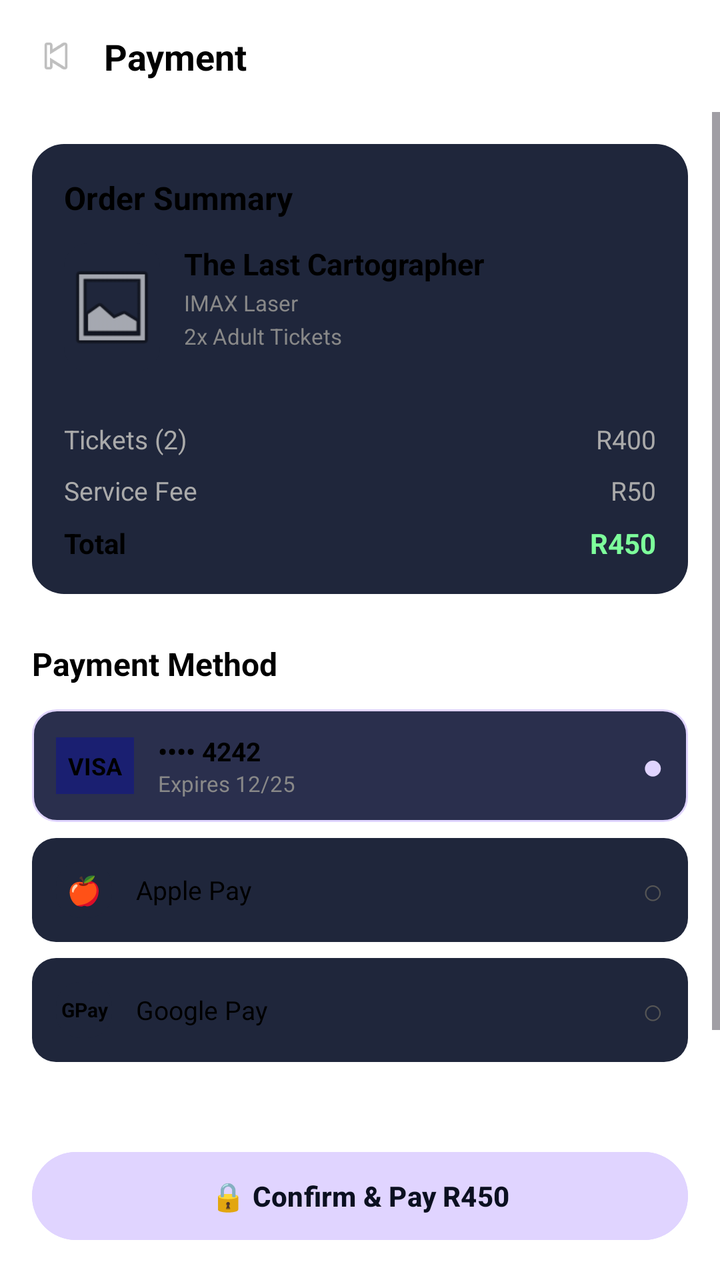
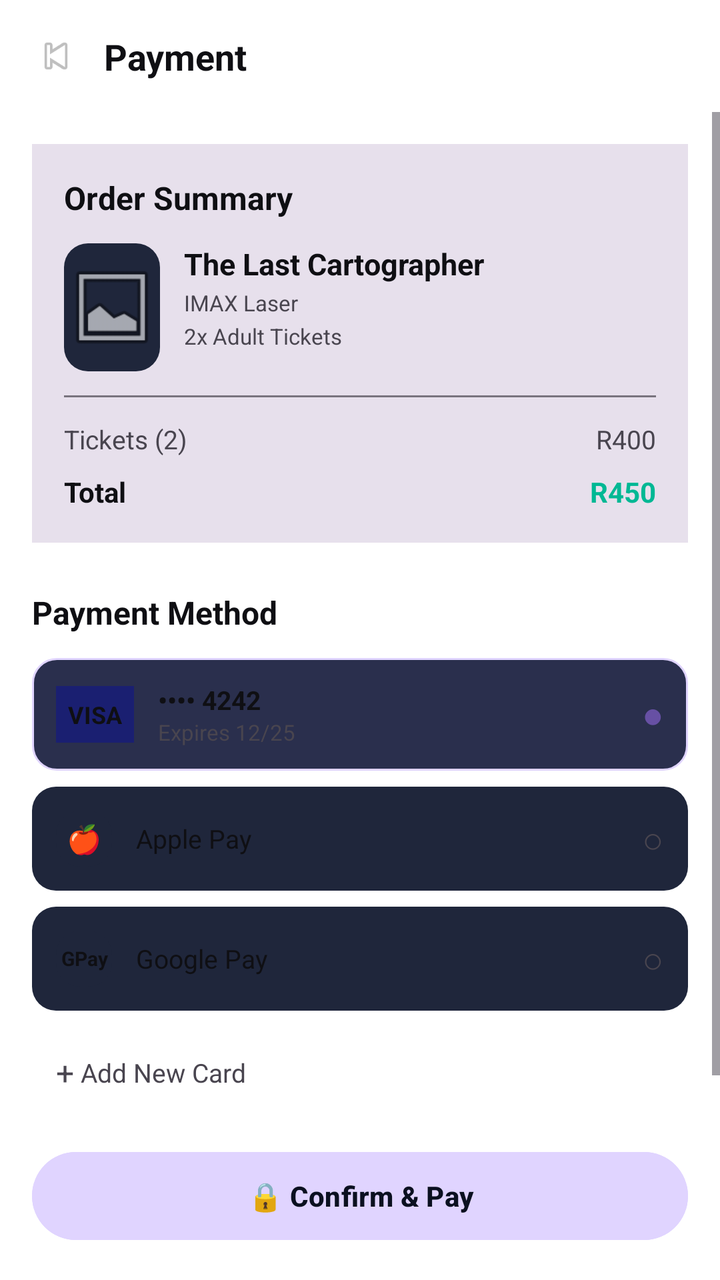

Screens rendered from an Android XML layout before and after an edit, with the pre-edit source and the edit as a unified diff.
<!-- AndroidManifest.xml: application theme Theme.CineMap -->
<!-- res/layout/activity_payment.xml -->
<?xml version="1.0" encoding="utf-8"?>
<LinearLayout xmlns:android="http://schemas.android.com/apk/res/android"
    android:layout_width="match_parent"
    android:layout_height="match_parent"
    android:orientation="vertical"
    android:background="?attr/colorOnBackground">

    
    <LinearLayout
        android:layout_width="match_parent"
        android:layout_height="56dp"
        android:orientation="horizontal"
        android:gravity="center_vertical"
        android:padding="16dp">

        <ImageView android:id="@+id/btnBack" android:layout_width="24dp" android:layout_height="24dp" android:src="@android:drawable/ic_media_previous"/>
        <TextView android:text="Payment" android:textColor="?attr/colorText" android:textSize="18sp" android:textStyle="bold" android:layout_marginStart="12dp" android:layout_width="wrap_content" android:layout_height="wrap_content"/>
    </LinearLayout>

    <ScrollView android:layout_width="match_parent" android:layout_height="0dp" android:layout_weight="1">
        <LinearLayout android:layout_width="match_parent" android:layout_height="wrap_content" android:orientation="vertical" android:padding="16dp">

            
            <LinearLayout
                android:layout_width="match_parent"
                android:layout_height="wrap_content"
                android:orientation="vertical"
                android:background="@drawable/bg_card_rounded"
                android:padding="16dp">

                <TextView android:text="Order Summary" android:textColor="?attr/colorText" android:textStyle="bold" android:textSize="16sp" android:layout_width="wrap_content" android:layout_height="wrap_content"/>

                <LinearLayout android:layout_width="match_parent" android:layout_height="wrap_content" android:orientation="horizontal" android:layout_marginTop="12dp">
                    <ImageView android:layout_width="48dp" android:layout_height="64dp" android:src="@android:drawable/ic_menu_gallery" android:background="@drawable/bg_input_rounded"/>
                    <LinearLayout android:layout_width="match_parent" android:layout_height="wrap_content" android:orientation="vertical" android:layout_marginStart="12dp">
                        <TextView android:id="@+id/tvMovieTitle" android:text="The Last Cartographer" android:textColor="?attr/colorText" android:textStyle="bold" android:textSize="15sp" android:layout_width="wrap_content" android:layout_height="wrap_content"/>
                        <TextView android:id="@+id/tvFormat" android:text="IMAX Laser" android:textColor="#888888" android:textSize="11sp" android:layout_marginTop="2dp" android:layout_width="wrap_content" android:layout_height="wrap_content"/>
                        <TextView android:id="@+id/tvSeatsInfo" android:text="2x Adult Tickets" android:textColor="#888888" android:textSize="11sp" android:layout_marginTop="2dp" android:layout_width="wrap_content" android:layout_height="wrap_content"/>
                    </LinearLayout>
                </LinearLayout>

                <View android:layout_width="match_parent" android:layout_height="1dp" android:background="#1F263B" android:layout_marginTop="12dp" android:layout_marginBottom="12dp"/>

                <LinearLayout android:layout_width="match_parent" android:layout_height="wrap_content" android:orientation="horizontal">
                    <TextView android:id="@+id/tvTicketsLabel" android:text="Tickets (2)" android:textColor="#AAAAAA" android:textSize="13sp" android:layout_weight="1" android:layout_width="0dp" android:layout_height="wrap_content"/>
                    <TextView android:id="@+id/tvSubtotal" android:text="R400" android:textColor="#AAAAAA" android:textSize="13sp" android:layout_width="wrap_content" android:layout_height="wrap_content"/>
                </LinearLayout>

                <LinearLayout android:layout_width="match_parent" android:layout_height="wrap_content" android:orientation="horizontal" android:layout_marginTop="8dp">
                    <TextView android:text="Service Fee" android:textColor="#AAAAAA" android:textSize="13sp" android:layout_weight="1" android:layout_width="0dp" android:layout_height="wrap_content"/>
                    <TextView android:text="R50" android:textColor="#AAAAAA" android:textSize="13sp" android:layout_width="wrap_content" android:layout_height="wrap_content"/>
                </LinearLayout>

                <LinearLayout android:layout_width="match_parent" android:layout_height="wrap_content" android:orientation="horizontal" android:layout_marginTop="8dp">
                    <TextView android:text="Total" android:textColor="?attr/colorText" android:textStyle="bold" android:textSize="14sp" android:layout_weight="1" android:layout_width="0dp" android:layout_height="wrap_content"/>
                    <TextView android:id="@+id/tvTotal" android:text="R450" android:textColor="#7DFF9B" android:textStyle="bold" android:textSize="14sp" android:layout_width="wrap_content" android:layout_height="wrap_content"/>
                </LinearLayout>
            </LinearLayout>

            
            <TextView android:text="Payment Method" android:textColor="?attr/colorText" android:textStyle="bold" android:textSize="16sp" android:layout_marginTop="24dp" android:layout_width="wrap_content" android:layout_height="wrap_content"/>

            <LinearLayout android:id="@+id/cardVisa" android:layout_width="match_parent" android:layout_height="wrap_content" android:orientation="horizontal" android:background="@drawable/bg_payment_selected" android:padding="12dp" android:layout_marginTop="12dp" android:gravity="center_vertical">
                <TextView android:text="VISA" android:textColor="?attr/colorText" android:textStyle="bold" android:textSize="12sp" android:background="#1A1F71" android:padding="6dp" android:layout_width="wrap_content" android:layout_height="wrap_content"/>
                <LinearLayout android:layout_width="0dp" android:layout_weight="1" android:layout_height="wrap_content" android:orientation="vertical" android:layout_marginStart="12dp">
                    <TextView android:text="•••• 4242" android:textColor="?attr/colorText" android:textSize="13sp" android:textStyle="bold" android:layout_width="wrap_content" android:layout_height="wrap_content"/>
                    <TextView android:text="Expires 12/25" android:textColor="#888888" android:textSize="11sp" android:layout_width="wrap_content" android:layout_height="wrap_content"/>
                </LinearLayout>
                <TextView android:id="@+id/checkVisa" android:text="●" android:textColor="#E0D4FF" android:textSize="18sp" android:layout_width="wrap_content" android:layout_height="wrap_content"/>
            </LinearLayout>

            <LinearLayout android:id="@+id/cardApple" android:layout_width="match_parent" android:layout_height="wrap_content" android:orientation="horizontal" android:background="@drawable/bg_payment_unselected" android:padding="12dp" android:layout_marginTop="8dp" android:gravity="center_vertical">
                <TextView android:text="🍎" android:layout_width="28dp" android:layout_height="28dp" android:gravity="center" android:background="@drawable/bg_circle_icon" android:layout_marginEnd="0dp"/>
                <TextView android:text="Apple Pay" android:textColor="?attr/colorText" android:textSize="13sp" android:layout_weight="1" android:layout_width="0dp" android:layout_height="wrap_content" android:layout_marginStart="12dp"/>
                <TextView android:id="@+id/checkApple" android:text="○" android:textColor="#555555" android:textSize="18sp" android:layout_width="wrap_content" android:layout_height="wrap_content"/>
            </LinearLayout>

            <LinearLayout android:id="@+id/cardGoogle" android:layout_width="match_parent" android:layout_height="wrap_content" android:orientation="horizontal" android:background="@drawable/bg_payment_unselected" android:padding="12dp" android:layout_marginTop="8dp" android:gravity="center_vertical">
                <TextView android:text="GPay" android:textColor="?attr/colorText" android:textStyle="bold" android:textSize="10sp" android:layout_width="28dp" android:layout_height="28dp" android:gravity="center" android:background="@drawable/bg_circle_icon"/>
                <TextView android:text="Google Pay" android:textColor="?attr/colorText" android:textSize="13sp" android:layout_weight="1" android:layout_width="0dp" android:layout_height="wrap_content" android:layout_marginStart="12dp"/>
                <TextView android:id="@+id/checkGoogle" android:text="○" android:textColor="#555555" android:textSize="18sp" android:layout_width="wrap_content" android:layout_height="wrap_content"/>
            </LinearLayout>

            <LinearLayout android:id="@+id/btnAddCard" android:layout_width="match_parent" android:layout_height="wrap_content" android:orientation="horizontal" android:padding="12dp" android:layout_marginTop="8dp" android:gravity="center_vertical">
                <TextView android:text="+" android:textColor="#888888" android:textSize="16sp" android:layout_width="wrap_content" android:layout_height="wrap_content"/>
                <TextView android:text=" Add New Card" android:textColor="#888888" android:textSize="13sp" android:layout_width="wrap_content" android:layout_height="wrap_content"/>
            </LinearLayout>
        </LinearLayout>
    </ScrollView>

    
    <LinearLayout android:layout_width="match_parent" android:layout_height="wrap_content" android:background="?attr/colorOnBackground" android:padding="16dp">
        <Button
            android:id="@+id/btnConfirmPay"
            android:layout_width="match_parent"
            android:layout_height="52dp"
            android:text="🔒 Confirm &amp; Pay R450"
            android:backgroundTint="#E0D4FF"
            android:textColor="#0B1020"
            android:textStyle="bold"/>
    </LinearLayout>
</LinearLayout>
<!-- resources referenced by this layout -->
<resources>
  <!-- drawable bg_card_rounded (drawable) -->
  <?xml version="1.0" encoding="utf-8"?>
  <shape xmlns:android="http://schemas.android.com/apk/res/android">
      <solid android:color="#1F263B"/>
      <corners android:radius="16dp"/>
  </shape>
  <!-- drawable bg_circle_icon (drawable) -->
  <?xml version="1.0" encoding="utf-8"?>
  <shape xmlns:android="http://schemas.android.com/apk/res/android">
      <solid android:color="#1F263B"/>
      <corners android:radius="12dp"/>
  </shape>
  <!-- drawable bg_input_rounded (drawable) -->
  <?xml version="1.0" encoding="utf-8"?>
  <shape xmlns:android="http://schemas.android.com/apk/res/android">
      <solid android:color="#1F263B"/>
      <corners android:radius="12dp"/>
  </shape>
  <!-- drawable bg_payment_selected (drawable) -->
  <?xml version="1.0" encoding="utf-8"?>
  <shape xmlns:android="http://schemas.android.com/apk/res/android"><solid android:color="#2A2F4D"/><corners android:radius="12dp"/><stroke android:width="1dp" android:color="#E0D4FF"/></shape>
  <!-- drawable bg_payment_unselected (drawable) -->
  <?xml version="1.0" encoding="utf-8"?>
  <shape xmlns:android="http://schemas.android.com/apk/res/android"><solid android:color="#1F263B"/><corners android:radius="12dp"/></shape>
  <style name="Theme.CineMap" parent="Theme.Material3.DayNight.NoActionBar">
          <item name="colorBackground">@color/background_light</item>
          <item name="colorOnBackground">@color/background_light</item>
          <item name="colorCard">@color/card_light</item>
          <item name="colorText">@color/text_light</item>
          <item name="android:windowBackground">@color/background_light</item>
      </style>
  <color name="background_light">#FFFFFF</color>
  <color name="card_light">#F1F1F5</color>
  <color name="text_light">#000000</color>
</resources>

<!-- the commit's change to res/layout/activity_payment.xml (unified diff, before → after) -->
@@ -3,100 +3,66 @@
     android:layout_width="match_parent"
     android:layout_height="match_parent"
     android:orientation="vertical"
-    android:background="?attr/colorOnBackground">
+    android:background="?attr/colorBackground">
 
-    
-    <LinearLayout
-        android:layout_width="match_parent"
-        android:layout_height="56dp"
-        android:orientation="horizontal"
-        android:gravity="center_vertical"
-        android:padding="16dp">
-
+    <LinearLayout android:layout_width="match_parent" android:layout_height="56dp" android:orientation="horizontal" android:gravity="center_vertical" android:padding="16dp">
         <ImageView android:id="@+id/btnBack" android:layout_width="24dp" android:layout_height="24dp" android:src="@android:drawable/ic_media_previous"/>
-        <TextView android:text="Payment" android:textColor="?attr/colorText" android:textSize="18sp" android:textStyle="bold" android:layout_marginStart="12dp" android:layout_width="wrap_content" android:layout_height="wrap_content"/>
+        <TextView android:text="Payment" android:textColor="?attr/colorOnBackground" android:textSize="18sp" android:textStyle="bold" android:layout_marginStart="12dp" android:layout_width="wrap_content" android:layout_height="wrap_content"/>
     </LinearLayout>
 
     <ScrollView android:layout_width="match_parent" android:layout_height="0dp" android:layout_weight="1">
         <LinearLayout android:layout_width="match_parent" android:layout_height="wrap_content" android:orientation="vertical" android:padding="16dp">
-
-            
-            <LinearLayout
-                android:layout_width="match_parent"
-                android:layout_height="wrap_content"
-                android:orientation="vertical"
-                android:background="@drawable/bg_card_rounded"
-                android:padding="16dp">
-
-                <TextView android:text="Order Summary" android:textColor="?attr/colorText" android:textStyle="bold" android:textSize="16sp" android:layout_width="wrap_content" android:layout_height="wrap_content"/>
-
+            <LinearLayout android:layout_width="match_parent" android:layout_height="wrap_content" android:orientation="vertical" android:background="?attr/colorSurfaceVariant" android:padding="16dp">
+                <TextView android:text="Order Summary" android:textColor="?attr/colorOnBackground" android:textStyle="bold" android:textSize="16sp" android:layout_width="wrap_content" android:layout_height="wrap_content"/>
                 <LinearLayout android:layout_width="match_parent" android:layout_height="wrap_content" android:orientation="horizontal" android:layout_marginTop="12dp">
-                    <ImageView android:layout_width="48dp" android:layout_height="64dp" android:src="@android:drawable/ic_menu_gallery" android:background="@drawable/bg_input_rounded"/>
+                    <ImageView android:id="@+id/imgPoster" android:layout_width="48dp" android:layout_height="64dp" android:src="@android:drawable/ic_menu_gallery" android:background="@drawable/bg_input_rounded"/>
                     <LinearLayout android:layout_width="match_parent" android:layout_height="wrap_content" android:orientation="vertical" android:layout_marginStart="12dp">
-                        <TextView android:id="@+id/tvMovieTitle" android:text="The Last Cartographer" android:textColor="?attr/colorText" android:textStyle="bold" android:textSize="15sp" android:layout_width="wrap_content" android:layout_height="wrap_content"/>
-                        <TextView android:id="@+id/tvFormat" android:text="IMAX Laser" android:textColor="#888888" android:textSize="11sp" android:layout_marginTop="2dp" android:layout_width="wrap_content" android:layout_height="wrap_content"/>
-                        <TextView android:id="@+id/tvSeatsInfo" android:text="2x Adult Tickets" android:textColor="#888888" android:textSize="11sp" android:layout_marginTop="2dp" android:layout_width="wrap_content" android:layout_height="wrap_content"/>
+                        <TextView android:id="@+id/tvMovieTitle" android:text="The Last Cartographer" android:textColor="?attr/colorOnBackground" android:textStyle="bold" android:textSize="15sp" android:layout_width="wrap_content" android:layout_height="wrap_content"/>
+                        <TextView android:id="@+id/tvFormat" android:text="IMAX Laser" android:textColor="?attr/colorOnSurfaceVariant" android:textSize="11sp" android:layout_marginTop="2dp" android:layout_width="wrap_content" android:layout_height="wrap_content"/>
+                        <TextView android:id="@+id/tvSeatsInfo" android:text="2x Adult Tickets" android:textColor="?attr/colorOnSurfaceVariant" android:textSize="11sp" android:layout_marginTop="2dp" android:layout_width="wrap_content" android:layout_height="wrap_content"/>
                     </LinearLayout>
                 </LinearLayout>
-
-                <View android:layout_width="match_parent" android:layout_height="1dp" android:background="#1F263B" android:layout_marginTop="12dp" android:layout_marginBottom="12dp"/>
-
+                <View android:layout_width="match_parent" android:layout_height="1dp" android:background="?attr/colorOutline" android:layout_marginTop="12dp" android:layout_marginBottom="12dp"/>
                 <LinearLayout android:layout_width="match_parent" android:layout_height="wrap_content" android:orientation="horizontal">
-                    <TextView android:id="@+id/tvTicketsLabel" android:text="Tickets (2)" android:textColor="#AAAAAA" android:textSize="13sp" android:layout_weight="1" android:layout_width="0dp" android:layout_height="wrap_content"/>
-                    <TextView android:id="@+id/tvSubtotal" android:text="R400" android:textColor="#AAAAAA" android:textSize="13sp" android:layout_width="wrap_content" android:layout_height="wrap_content"/>
+                    <TextView android:id="@+id/tvTicketsLabel" android:text="Tickets (2)" android:textColor="?attr/colorOnSurfaceVariant" android:textSize="13sp" android:layout_weight="1" android:layout_width="0dp" android:layout_height="wrap_content"/>
+                    <TextView android:id="@+id/tvSubtotal" android:text="R400" android:textColor="?attr/colorOnSurfaceVariant" android:textSize="13sp" android:layout_width="wrap_content" android:layout_height="wrap_content"/>
                 </LinearLayout>
-
                 <LinearLayout android:layout_width="match_parent" android:layout_height="wrap_content" android:orientation="horizontal" android:layout_marginTop="8dp">
-                    <TextView android:text="Service Fee" android:textColor="#AAAAAA" android:textSize="13sp" android:layout_weight="1" android:layout_width="0dp" android:layout_height="wrap_content"/>
-                    <TextView android:text="R50" android:textColor="#AAAAAA" android:textSize="13sp" android:layout_width="wrap_content" android:layout_height="wrap_content"/>
-                </LinearLayout>
-
-                <LinearLayout android:layout_width="match_parent" android:layout_height="wrap_content" android:orientation="horizontal" android:layout_marginTop="8dp">
-                    <TextView android:text="Total" android:textColor="?attr/colorText" android:textStyle="bold" android:textSize="14sp" android:layout_weight="1" android:layout_width="0dp" android:layout_height="wrap_content"/>
-                    <TextView android:id="@+id/tvTotal" android:text="R450" android:textColor="#7DFF9B" android:textStyle="bold" android:textSize="14sp" android:layout_width="wrap_content" android:layout_height="wrap_content"/>
+                    <TextView android:text="Total" android:textColor="?attr/colorOnBackground" android:textStyle="bold" android:textSize="14sp" android:layout_weight="1" android:layout_width="0dp" android:layout_height="wrap_content"/>
+                    <TextView android:id="@+id/tvTotal" android:text="R450" android:textColor="#00B894" android:textStyle="bold" android:textSize="14sp" android:layout_width="wrap_content" android:layout_height="wrap_content"/>
                 </LinearLayout>
             </LinearLayout>
 
-            
-            <TextView android:text="Payment Method" android:textColor="?attr/colorText" android:textStyle="bold" android:textSize="16sp" android:layout_marginTop="24dp" android:layout_width="wrap_content" android:layout_height="wrap_content"/>
-
+            <TextView android:text="Payment Method" android:textColor="?attr/colorOnBackground" android:textStyle="bold" android:textSize="16sp" android:layout_marginTop="24dp" android:layout_width="wrap_content" android:layout_height="wrap_content"/>
             <LinearLayout android:id="@+id/cardVisa" android:layout_width="match_parent" android:layout_height="wrap_content" android:orientation="horizontal" android:background="@drawable/bg_payment_selected" android:padding="12dp" android:layout_marginTop="12dp" android:gravity="center_vertical">
-                <TextView android:text="VISA" android:textColor="?attr/colorText" android:textStyle="bold" android:textSize="12sp" android:background="#1A1F71" android:padding="6dp" android:layout_width="wrap_content" android:layout_height="wrap_content"/>
+                <TextView android:text="VISA" android:textColor="?attr/colorOnBackground" android:textStyle="bold" android:textSize="12sp" android:background="#1A1F71" android:padding="6dp" android:layout_width="wrap_content" android:layout_height="wrap_content"/>
                 <LinearLayout android:layout_width="0dp" android:layout_weight="1" android:layout_height="wrap_content" android:orientation="vertical" android:layout_marginStart="12dp">
-                    <TextView android:text="•••• 4242" android:textColor="?attr/colorText" android:textSize="13sp" android:textStyle="bold" android:layout_width="wrap_content" android:layout_height="wrap_content"/>
-                    <TextView android:text="Expires 12/25" android:textColor="#888888" android:textSize="11sp" android:layout_width="wrap_content" android:layout_height="wrap_content"/>
+                    <TextView android:text="•••• 4242" android:textColor="?attr/colorOnBackground" android:textSize="13sp" android:textStyle="bold" android:layout_width="wrap_content" android:layout_height="wrap_content"/>
+                    <TextView android:text="Expires 12/25" android:textColor="?attr/colorOnSurfaceVariant" android:textSize="11sp" android:layout_width="wrap_content" android:layout_height="wrap_content"/>
                 </LinearLayout>
-                <TextView android:id="@+id/checkVisa" android:text="●" android:textColor="#E0D4FF" android:textSize="18sp" android:layout_width="wrap_content" android:layout_height="wrap_content"/>
+                <TextView android:id="@+id/checkVisa" android:text="●" android:textColor="?attr/colorPrimary" android:textSize="18sp" android:layout_width="wrap_content" android:layout_height="wrap_content"/>
             </LinearLayout>
 
             <LinearLayout android:id="@+id/cardApple" android:layout_width="match_parent" android:layout_height="wrap_content" android:orientation="horizontal" android:background="@drawable/bg_payment_unselected" android:padding="12dp" android:layout_marginTop="8dp" android:gravity="center_vertical">
                 <TextView android:text="🍎" android:layout_width="28dp" android:layout_height="28dp" android:gravity="center" android:background="@drawable/bg_circle_icon" android:layout_marginEnd="0dp"/>
-                <TextView android:text="Apple Pay" android:textColor="?attr/colorText" android:textSize="13sp" android:layout_weight="1" android:layout_width="0dp" android:layout_height="wrap_content" android:layout_marginStart="12dp"/>
-                <TextView android:id="@+id/checkApple" android:text="○" android:textColor="#555555" android:textSize="18sp" android:layout_width="wrap_content" android:layout_height="wrap_content"/>
+                <TextView android:text="Apple Pay" android:textColor="?attr/colorOnBackground" android:textSize="13sp" android:layout_weight="1" android:layout_width="0dp" android:layout_height="wrap_content" android:layout_marginStart="12dp"/>
+                <TextView android:id="@+id/checkApple" android:text="○" android:textColor="?attr/colorOnSurfaceVariant" android:textSize="18sp" android:layout_width="wrap_content" android:layout_height="wrap_content"/>
             </LinearLayout>
 
             <LinearLayout android:id="@+id/cardGoogle" android:layout_width="match_parent" android:layout_height="wrap_content" android:orientation="horizontal" android:background="@drawable/bg_payment_unselected" android:padding="12dp" android:layout_marginTop="8dp" android:gravity="center_vertical">
-                <TextView android:text="GPay" android:textColor="?attr/colorText" android:textStyle="bold" android:textSize="10sp" android:layout_width="28dp" android:layout_height="28dp" android:gravity="center" android:background="@drawable/bg_circle_icon"/>
-                <TextView android:text="Google Pay" android:textColor="?attr/colorText" android:textSize="13sp" android:layout_weight="1" android:layout_width="0dp" android:layout_height="wrap_content" android:layout_marginStart="12dp"/>
-                <TextView android:id="@+id/checkGoogle" android:text="○" android:textColor="#555555" android:textSize="18sp" android:layout_width="wrap_content" android:layout_height="wrap_content"/>
+                <TextView android:text="GPay" android:textColor="?attr/colorOnBackground" android:textStyle="bold" android:textSize="10sp" android:layout_width="28dp" android:layout_height="28dp" android:gravity="center" android:background="@drawable/bg_circle_icon"/>
+                <TextView android:text="Google Pay" android:textColor="?attr/colorOnBackground" android:textSize="13sp" android:layout_weight="1" android:layout_width="0dp" android:layout_height="wrap_content" android:layout_marginStart="12dp"/>
+                <TextView android:id="@+id/checkGoogle" android:text="○" android:textColor="?attr/colorOnSurfaceVariant" android:textSize="18sp" android:layout_width="wrap_content" android:layout_height="wrap_content"/>
             </LinearLayout>
 
             <LinearLayout android:id="@+id/btnAddCard" android:layout_width="match_parent" android:layout_height="wrap_content" android:orientation="horizontal" android:padding="12dp" android:layout_marginTop="8dp" android:gravity="center_vertical">
-                <TextView android:text="+" android:textColor="#888888" android:textSize="16sp" android:layout_width="wrap_content" android:layout_height="wrap_content"/>
-                <TextView android:text=" Add New Card" android:textColor="#888888" android:textSize="13sp" android:layout_width="wrap_content" android:layout_height="wrap_content"/>
+                <TextView android:text="+" android:textColor="?attr/colorOnSurfaceVariant" android:textSize="16sp" android:layout_width="wrap_content" android:layout_height="wrap_content"/>
+                <TextView android:text=" Add New Card" android:textColor="?attr/colorOnSurfaceVariant" android:textSize="13sp" android:layout_width="wrap_content" android:layout_height="wrap_content"/>
             </LinearLayout>
         </LinearLayout>
     </ScrollView>
 
-    
-    <LinearLayout android:layout_width="match_parent" android:layout_height="wrap_content" android:background="?attr/colorOnBackground" android:padding="16dp">
-        <Button
-            android:id="@+id/btnConfirmPay"
-            android:layout_width="match_parent"
-            android:layout_height="52dp"
-            android:text="🔒 Confirm &amp; Pay R450"
-            android:backgroundTint="#E0D4FF"
-            android:textColor="#0B1020"
-            android:textStyle="bold"/>
+    <LinearLayout android:layout_width="match_parent" android:layout_height="wrap_content" android:background="?attr/colorSurface" android:padding="16dp">
+        <Button android:id="@+id/btnConfirmPay" android:layout_width="match_parent" android:layout_height="52dp" android:text="🔒 Confirm &amp; Pay" android:backgroundTint="#E0D4FF" android:textColor="#0B1020" android:textStyle="bold"/>
     </LinearLayout>
 </LinearLayout>
<!-- resource entries referenced after the edit -->
@@ -1,11 +1,5 @@
 <!-- resources referenced by this layout -->
 <resources>
-  <!-- drawable bg_card_rounded (drawable) -->
-  <?xml version="1.0" encoding="utf-8"?>
-  <shape xmlns:android="http://schemas.android.com/apk/res/android">
-      <solid android:color="#1F263B"/>
-      <corners android:radius="16dp"/>
-  </shape>
   <!-- drawable bg_circle_icon (drawable) -->
   <?xml version="1.0" encoding="utf-8"?>
   <shape xmlns:android="http://schemas.android.com/apk/res/android">
@@ -24,15 +18,14 @@
   <!-- drawable bg_payment_unselected (drawable) -->
   <?xml version="1.0" encoding="utf-8"?>
   <shape xmlns:android="http://schemas.android.com/apk/res/android"><solid android:color="#1F263B"/><corners android:radius="12dp"/></shape>
-  <style name="Theme.CineMap" parent="Theme.Material3.DayNight.NoActionBar">
-          <item name="colorBackground">@color/background_light</item>
-          <item name="colorOnBackground">@color/background_light</item>
-          <item name="colorCard">@color/card_light</item>
-          <item name="colorText">@color/text_light</item>
-          <item name="android:windowBackground">@color/background_light</item>
+  <style name="Theme.CineMap" parent="Theme.Material3.Light.NoActionBar">
+          <item name="colorBackground">@android:color/white</item>
+          <item name="colorOnBackground">#0F0F13</item>
+          <item name="colorSurface">@android:color/white</item>
+          <item name="colorOnSurface">#0F0F13</item>
+          <item name="colorCard">#F1F1F5</item>
+          <item name="colorText">#0F0F13</item>
+          <item name="android:windowBackground">@android:color/white</item>
       </style>
-  <color name="background_light">#FFFFFF</color>
-  <color name="card_light">#F1F1F5</color>
-  <color name="text_light">#000000</color>
 </resources>
 
